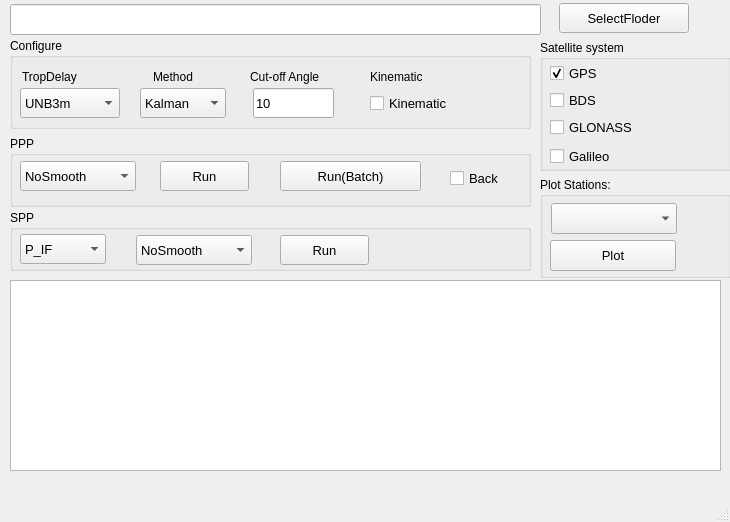
The window that mainwindow.ui (XiaoGongWei/MG_APP) describes before a commit, drawn with Qt 5.
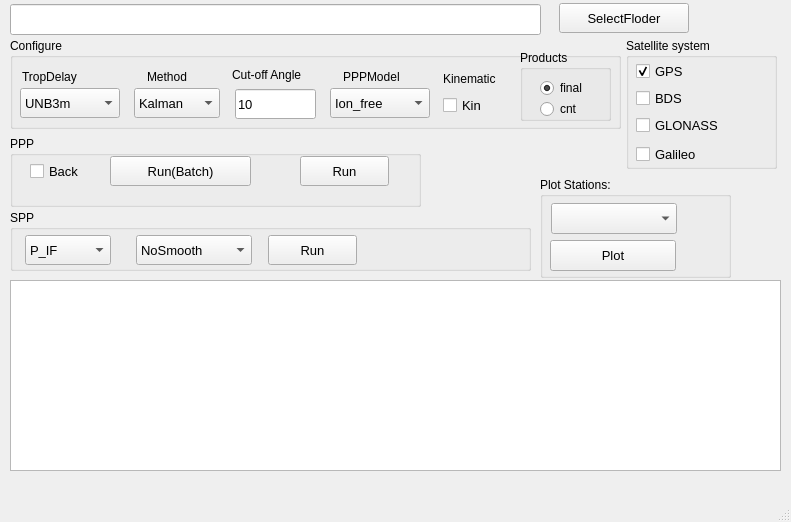
The same window after the commit.

Diff of the .ui file:
```diff
--- a/mainwindow.ui
+++ b/mainwindow.ui
@@ -6,7 +6,7 @@
    <rect>
     <x>0</x>
     <y>0</y>
-    <width>730</width>
+    <width>791</width>
     <height>522</height>
    </rect>
   </property>
@@ -52,7 +52,7 @@
      <rect>
       <x>10</x>
       <y>38</y>
-      <width>521</width>
+      <width>611</width>
       <height>91</height>
      </rect>
     </property>
@@ -105,7 +105,7 @@
     <widget class="QLabel" name="label_2">
      <property name="geometry">
       <rect>
-       <x>143</x>
+       <x>137</x>
        <y>30</y>
        <width>61</width>
        <height>17</height>
@@ -118,7 +118,7 @@
     <widget class="QComboBox" name="comboBox_Method">
      <property name="geometry">
       <rect>
-       <x>130</x>
+       <x>124</x>
        <y>50</y>
        <width>86</width>
        <height>30</height>
@@ -143,10 +143,10 @@
     <widget class="QLabel" name="label_3">
      <property name="geometry">
       <rect>
-       <x>240</x>
-       <y>30</y>
+       <x>222</x>
+       <y>26</y>
        <width>101</width>
-       <height>17</height>
+       <height>21</height>
       </rect>
      </property>
      <property name="text">
@@ -156,8 +156,8 @@
     <widget class="QLabel" name="label_5">
      <property name="geometry">
       <rect>
-       <x>360</x>
-       <y>30</y>
+       <x>433</x>
+       <y>32</y>
        <width>71</width>
        <height>17</height>
       </rect>
@@ -169,9 +169,9 @@
     <widget class="QCheckBox" name="checkBox_Kinematic">
      <property name="geometry">
       <rect>
-       <x>360</x>
-       <y>50</y>
-       <width>92</width>
+       <x>433</x>
+       <y>52</y>
+       <width>71</width>
        <height>30</height>
       </rect>
      </property>
@@ -181,7 +181,7 @@
       </font>
      </property>
      <property name="text">
-      <string>Kinematic</string>
+      <string>Kin</string>
      </property>
      <property name="checked">
       <bool>false</bool>
@@ -190,8 +190,8 @@
     <widget class="QLineEdit" name="lineEdit_Angle">
      <property name="geometry">
       <rect>
-       <x>243</x>
-       <y>50</y>
+       <x>225</x>
+       <y>51</y>
        <width>81</width>
        <height>30</height>
       </rect>
@@ -205,13 +205,93 @@
       <string>10</string>
      </property>
     </widget>
+    <widget class="QGroupBox" name="groupBox_6">
+     <property name="geometry">
+      <rect>
+       <x>510</x>
+       <y>12</y>
+       <width>91</width>
+       <height>71</height>
+      </rect>
+     </property>
+     <property name="title">
+      <string>Products</string>
+     </property>
+     <widget class="QRadioButton" name="radioButton_igs">
+      <property name="geometry">
+       <rect>
+        <x>20</x>
+        <y>25</y>
+        <width>61</width>
+        <height>26</height>
+       </rect>
+      </property>
+      <property name="text">
+       <string>final</string>
+      </property>
+      <property name="checked">
+       <bool>true</bool>
+      </property>
+     </widget>
+     <widget class="QRadioButton" name="radioButton_cnt">
+      <property name="geometry">
+       <rect>
+        <x>20</x>
+        <y>46</y>
+        <width>51</width>
+        <height>26</height>
+       </rect>
+      </property>
+      <property name="text">
+       <string>cnt</string>
+      </property>
+     </widget>
+    </widget>
+    <widget class="QComboBox" name="comboBox_PPPModel">
+     <property name="geometry">
+      <rect>
+       <x>320</x>
+       <y>50</y>
+       <width>100</width>
+       <height>30</height>
+      </rect>
+     </property>
+     <property name="font">
+      <font>
+       <pointsize>10</pointsize>
+      </font>
+     </property>
+     <item>
+      <property name="text">
+       <string>Ion_free</string>
+      </property>
+     </item>
+     <item>
+      <property name="text">
+       <string>Uncombined</string>
+      </property>
+     </item>
+    </widget>
+    <widget class="QLabel" name="label_4">
+     <property name="geometry">
+      <rect>
+       <x>333</x>
+       <y>30</y>
+       <width>75</width>
+       <height>17</height>
+      </rect>
+     </property>
+     <property name="text">
+      <string>PPPModel</string>
+     </property>
+    </widget>
    </widget>
    <widget class="QGroupBox" name="groupBox_2">
     <property name="geometry">
      <rect>
-      <x>540</x>
-      <y>40</y>
-      <width>191</width>
+      <x>626</x>
+      <y>38</y>
+      <width>151</width>
       <height>131</height>
      </rect>
     </property>
@@ -302,7 +382,7 @@
      <rect>
       <x>10</x>
       <y>280</y>
-      <width>711</width>
+      <width>771</width>
       <height>191</height>
      </rect>
     </property>
@@ -312,7 +392,7 @@
      <rect>
       <x>10</x>
       <y>136</y>
-      <width>521</width>
+      <width>411</width>
       <height>71</height>
      </rect>
     </property>
@@ -322,8 +402,8 @@
     <widget class="QPushButton" name="pushButton_Run">
      <property name="geometry">
       <rect>
-       <x>150</x>
-       <y>25</y>
+       <x>290</x>
+       <y>20</y>
        <width>89</width>
        <height>30</height>
       </rect>
@@ -340,8 +420,8 @@
     <widget class="QPushButton" name="pushButton_RunBatch">
      <property name="geometry">
       <rect>
-       <x>270</x>
-       <y>25</y>
+       <x>100</x>
+       <y>20</y>
        <width>141</width>
        <height>30</height>
       </rect>
@@ -355,36 +435,11 @@
       <string>Run(Batch)</string>
      </property>
     </widget>
-    <widget class="QComboBox" name="comboBox_PPP_SMOOTH">
-     <property name="geometry">
-      <rect>
-       <x>10</x>
-       <y>25</y>
-       <width>116</width>
-       <height>30</height>
-      </rect>
-     </property>
-     <property name="font">
-      <font>
-       <pointsize>10</pointsize>
-      </font>
-     </property>
-     <item>
-      <property name="text">
-       <string>NoSmooth</string>
-      </property>
-     </item>
-     <item>
-      <property name="text">
-       <string>Smooth</string>
-      </property>
-     </item>
-    </widget>
     <widget class="QCheckBox" name="checkBox_Back">
      <property name="geometry">
       <rect>
-       <x>440</x>
-       <y>27</y>
+       <x>20</x>
+       <y>20</y>
        <width>61</width>
        <height>30</height>
       </rect>
@@ -414,7 +469,7 @@
     <widget class="QPushButton" name="pushButton_SPP">
      <property name="geometry">
       <rect>
-       <x>270</x>
+       <x>258</x>
        <y>25</y>
        <width>89</width>
        <height>30</height>
@@ -432,8 +487,8 @@
     <widget class="QComboBox" name="comboBox_SPP_LC">
      <property name="geometry">
       <rect>
-       <x>10</x>
-       <y>24</y>
+       <x>15</x>
+       <y>25</y>
        <width>86</width>
        <height>30</height>
       </rect>
```
Left out of the diff: 16 changed lines with no effect on the pictures.
